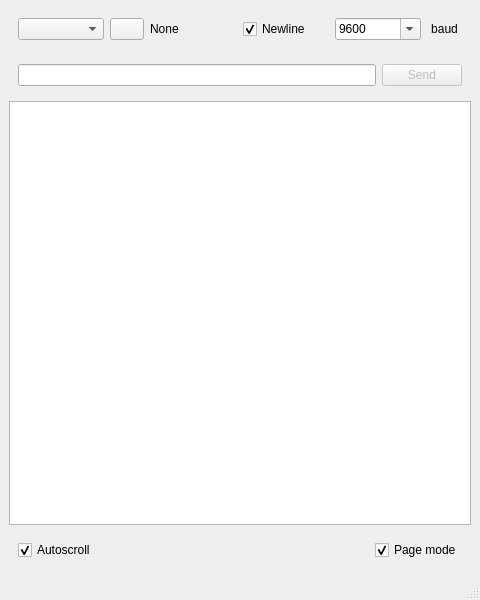
The window that mainwindow.ui (elektro-NIK/PySerialMon) describes before a commit, drawn with Qt 5.
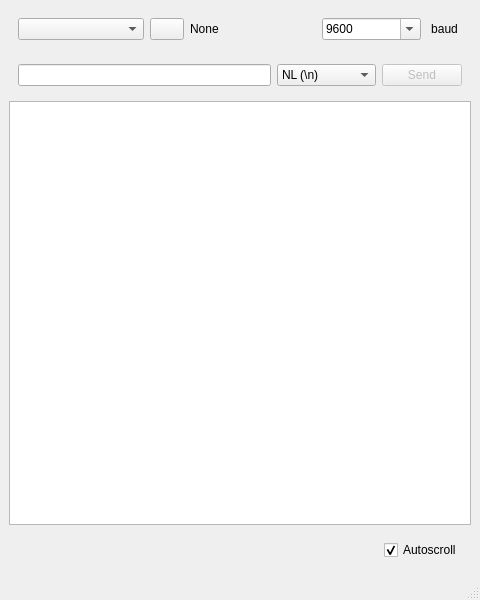
The same window after the commit. Icons and pictures are not drawn.

Commit message: Add creation & close connection, write and read data, endline.

The edit to the form file:
```diff
--- a/mainwindow.ui
+++ b/mainwindow.ui
@@ -64,22 +64,6 @@
          </property>
         </widget>
        </item>
-       <item>
-        <widget class="QCheckBox" name="checkBox_newline">
-         <property name="maximumSize">
-          <size>
-           <width>99</width>
-           <height>16777215</height>
-          </size>
-         </property>
-         <property name="text">
-          <string>Newline</string>
-         </property>
-         <property name="checked">
-          <bool>true</bool>
-         </property>
-        </widget>
-       </item>
        <item>
         <widget class="QComboBox" name="comboBox_baud">
          <property name="minimumSize">
@@ -184,6 +168,33 @@
        <item>
         <widget class="QLineEdit" name="lineEdit_input"/>
        </item>
+       <item>
+        <widget class="QComboBox" name="comboBox_lineend">
+         <property name="currentIndex">
+          <number>1</number>
+         </property>
+         <item>
+          <property name="text">
+           <string>No ()</string>
+          </property>
+         </item>
+         <item>
+          <property name="text">
+           <string>NL (\n)</string>
+          </property>
+         </item>
+         <item>
+          <property name="text">
+           <string>CR (\r)</string>
+          </property>
+         </item>
+         <item>
+          <property name="text">
+           <string>CR+NL (\r\n)</string>
+          </property>
+         </item>
+        </widget>
+       </item>
        <item>
         <widget class="QPushButton" name="pushButton_send">
          <property name="enabled">
@@ -212,6 +223,9 @@
     </item>
     <item>
      <widget class="QFrame" name="frame_outctrl">
+      <property name="layoutDirection">
+       <enum>Qt::RightToLeft</enum>
+      </property>
       <property name="frameShape">
        <enum>QFrame::NoFrame</enum>
       </property>
@@ -221,6 +235,9 @@
       <layout class="QHBoxLayout" name="horizontalLayout">
        <item>
         <widget class="QCheckBox" name="checkBox_autoscroll">
+         <property name="layoutDirection">
+          <enum>Qt::LeftToRight</enum>
+         </property>
          <property name="text">
           <string>Autoscroll</string>
          </property>
@@ -242,16 +259,6 @@
          </property>
         </spacer>
        </item>
-       <item>
-        <widget class="QCheckBox" name="checkBox_pagemode">
-         <property name="text">
-          <string>Page mode</string>
-         </property>
-         <property name="checked">
-          <bool>true</bool>
-         </property>
-        </widget>
-       </item>
       </layout>
      </widget>
     </item>
```
Left out of the diff: 3 changed lines with no effect on the pictures. The commit also changes 2 other files.
